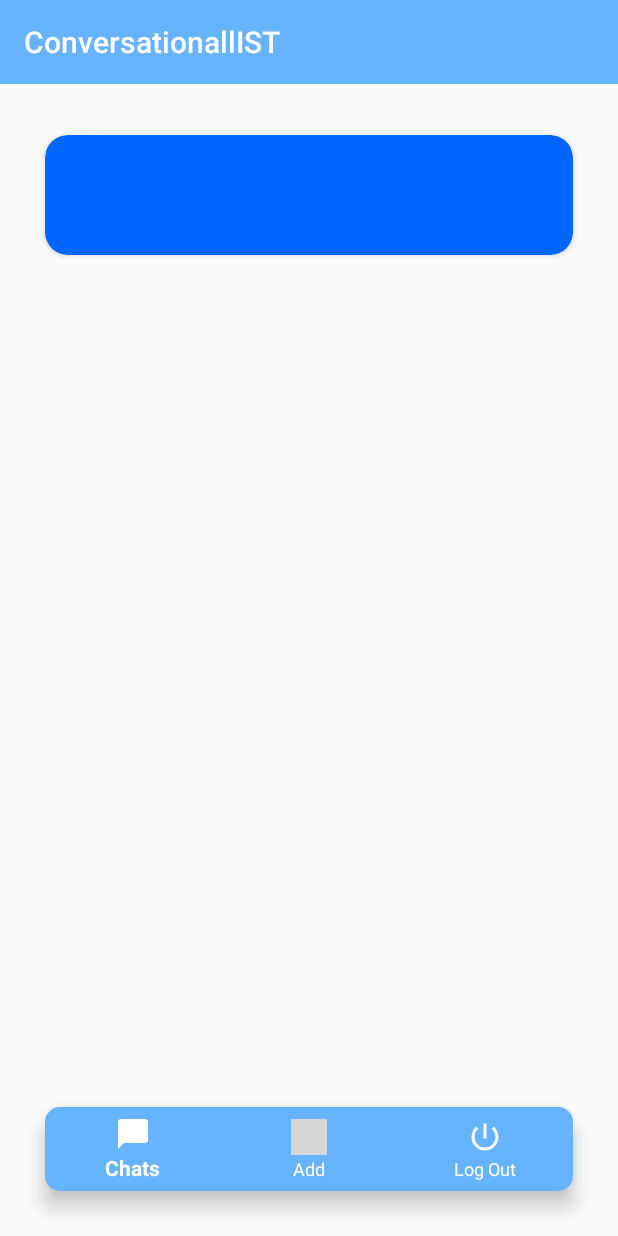
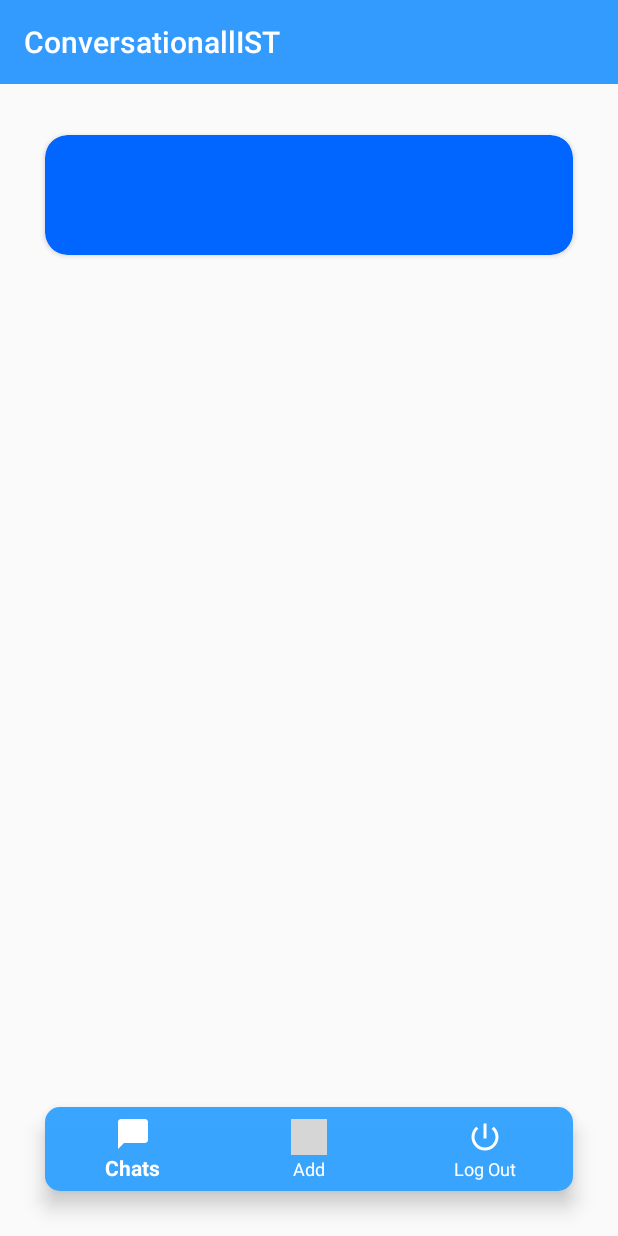
Before and after one commit to DannyIsYog/CMovProject, an Android app: the ChatPage screen opened directly, with no data from a screen before it, after a tap on an icon or button, on a phone screen of 412 x 824 dp. Run offline under Robolectric (Android 15) with nearby library versions, the light colour scheme and no system bars; grey boxes are pictures that could not be loaded.

Commit message:
some modifications to dark mode

```diff
--- a/app/src/main/res/drawable/round_corner.xml
+++ b/app/src/main/res/drawable/round_corner.xml
@@ -1,6 +1,6 @@
 <?xml version="1.0" encoding="UTF-8"?>
 <shape xmlns:android="http://schemas.android.com/apk/res/android"
     android:shape="rectangle" >
-    <solid android:color="@color/blue_ist" />
+    <solid android:color="@color/navMenu" />
     <corners android:radius="10dp" />
 </shape>
--- a/app/src/main/res/layout/activity_chat_page.xml
+++ b/app/src/main/res/layout/activity_chat_page.xml
@@ -17,10 +17,9 @@
         android:layout_marginBottom="30dp"
         android:background="@drawable/round_corner"
         android:elevation="2dp"
-        app:backgroundTint="@color/blue_ist"
-        app:itemIconTint="@color/white"
+        app:itemIconTint="@color/btn_symbols"
         app:itemRippleColor="@android:color/transparent"
-        app:itemTextColor="@color/white"
+        app:itemTextColor="@color/btn_symbols"
         app:layout_constraintEnd_toEndOf="parent"
         app:liftOnScroll="true"
         app:menu="@menu/bottom_nav_menu">
@@ -48,11 +47,11 @@
             app:itemIconTint="@color/white"
             app:menu="@menu/top_nav_menu"
             android:id="@+id/topNav"
-            android:background="@color/blue_ist"
+            android:background="@color/navMenu"
             android:layout_width="match_parent"
             android:layout_height="wrap_content"
             app:title="ConversationallIST"
-            app:titleTextColor="@color/white">
+            app:titleTextColor="@color/btn_symbols">
 
 
 
--- a/app/src/main/res/layout/fragment_more.xml
+++ b/app/src/main/res/layout/fragment_more.xml
@@ -13,6 +13,7 @@
         android:text="Add New Chats"
         android:layout_marginTop="35dp"
         android:layout_marginLeft="40dp"
+        android:textColor="@color/black"
         android:textSize="20dp"/>
 
 </FrameLayout>
--- a/app/src/main/res/values-night/colors.xml
+++ b/app/src/main/res/values-night/colors.xml
@@ -1,10 +1,13 @@
 <?xml version="1.0" encoding="utf-8"?>
 <resources>
 
-    <color name="dark_blue_ist">#7862C3</color>
-    <color name="blue_ist">#090B60</color>
+    <color name="dark_blue_ist">#F4256498</color>
+    <color name="blue_ist">#15163A</color>
     <color name="white">#000000</color>
     <color name="black">#FFFFFF</color>
+    <color name="navMenu">#F4256498</color>
+    <color name="btn_symbols">#DAD9D9</color>
+
 
 
 
--- a/app/src/main/res/values/colors.xml
+++ b/app/src/main/res/values/colors.xml
@@ -10,7 +10,9 @@
     <color name="blue_ist">#66b3ff</color>
     <color name="dark_blue_ist">#0066ff</color>
     <color name="colorAccent">#ffaaff</color>
-    <color name="colorSecondary">#f433a2ff</color>
+    <color name="navMenu">#f433a2ff</color>
+    <color name="btn_symbols">#FFFFFFFF</color>
+
 
 
 
```
